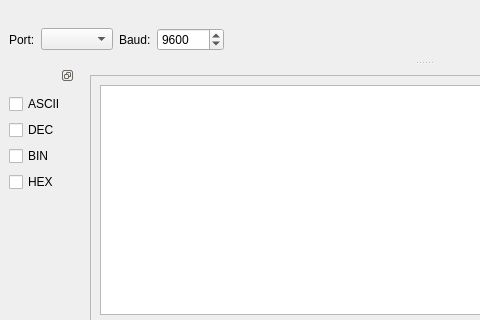
Above: Res/main.ui from aul12/SerialToolbox before the change; both pictures show x 0 to 480 and y 0 to 320 of the 848 by 618 pixel window. Below: the same form after it.
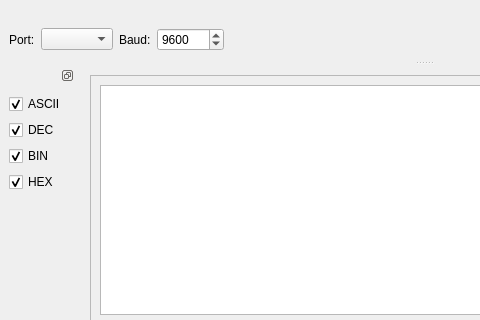
That is the form after the change.

Diff of the .ui file:
```diff
--- a/Res/main.ui
+++ b/Res/main.ui
@@ -298,6 +298,9 @@
        <property name="text">
         <string>ASCII</string>
        </property>
+       <property name="checked">
+        <bool>true</bool>
+       </property>
       </widget>
      </item>
      <item>
@@ -305,6 +308,9 @@
        <property name="text">
         <string>DEC</string>
        </property>
+       <property name="checked">
+        <bool>true</bool>
+       </property>
       </widget>
      </item>
      <item>
@@ -312,6 +318,9 @@
        <property name="text">
         <string>BIN</string>
        </property>
+       <property name="checked">
+        <bool>true</bool>
+       </property>
       </widget>
      </item>
      <item>
@@ -319,6 +328,9 @@
        <property name="text">
         <string>HEX</string>
        </property>
+       <property name="checked">
+        <bool>true</bool>
+       </property>
       </widget>
      </item>
      <item>
```
